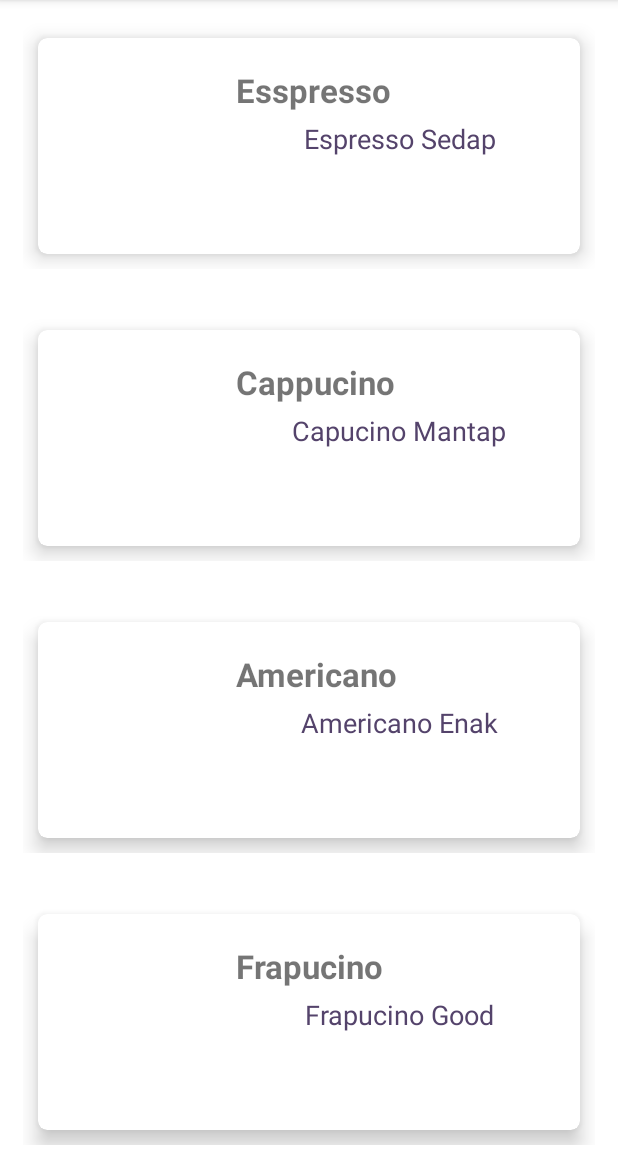
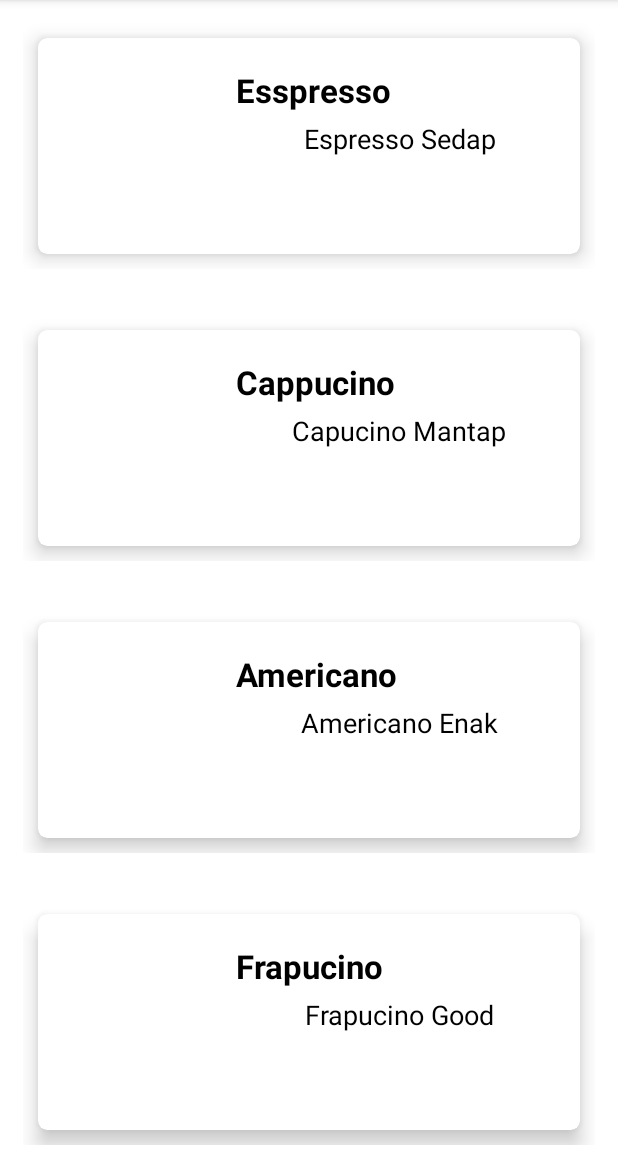
Before and after one commit to DhimasArbi/MyCafe, an Android app: the screen it shows after launch (MainActivity), on a phone screen of 412 x 824 dp, the part 84-1236 px from its top. Run offline under Robolectric (Android 15) with nearby library versions, the phone set to English and light mode, and no system bars; 1 statement that could not run was skipped.

Commit message:
tampilan baru(2)

```diff
--- a/MyCaffe/app/src/main/res/layout/layout_data.xml
+++ b/MyCaffe/app/src/main/res/layout/layout_data.xml
@@ -37,6 +37,7 @@
                 android:gravity="left"
                 android:textSize="10pt"
                 android:textStyle="bold"
+                android:textColor="@color/Black"
                 android:layout_toRightOf="@id/gbMenu"
                 android:layout_marginLeft="15dp"></TextView>
 
@@ -52,7 +53,7 @@
                 android:layout_marginBottom="5dp"
                 android:layout_toRightOf="@id/gbMenu"
                 android:textAlignment="center"
-                android:textColor="@color/colorPrimaryDark"
+                android:textColor="@color/Black"
                 android:textSize="8pt"></TextView>
         </RelativeLayout>
     </androidx.cardview.widget.CardView>
```
